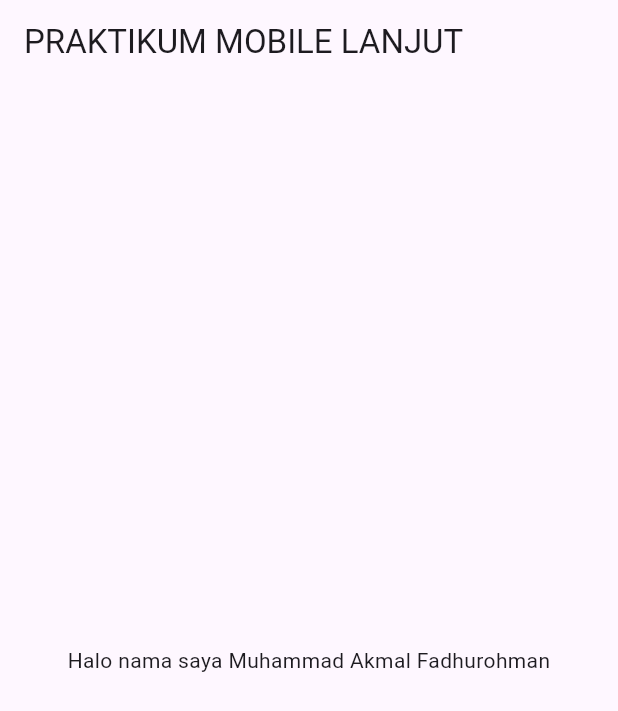
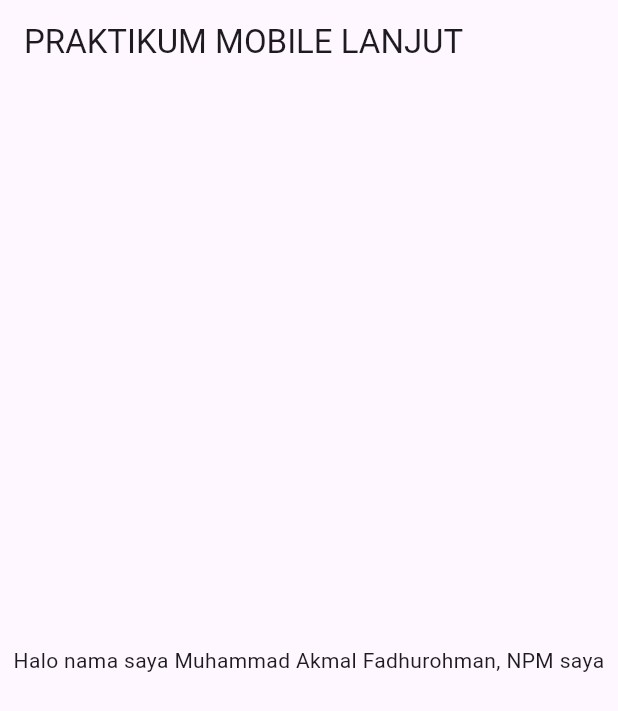
Before and after one commit to akmalfadhrhmn/prak1-mobilelanjut-2357051018, a Flutter app: the screen it shows after launch, on a phone screen of 412 x 824 dp. Shown: the top 711 px of the screen. Run offline on Flutter 3.47's test engine with Material 3 defaults, Android fonts, the phone set to English and light mode, and no system bars.

Commit message:
second commit

```diff
--- a/lib/main.dart
+++ b/lib/main.dart
@@ -21,7 +21,7 @@ class MyApp extends StatelessWidget {
         ),
         body: const Center(
           child: Text(
-            'Halo nama saya Muhammad Akmal Fadhurohman',
+            'Halo nama saya Muhammad Akmal Fadhurohman, NPM saya',
             textAlign: TextAlign.center,
           ),
         ),
```
